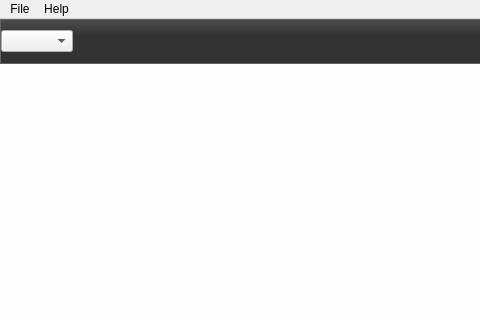
First picture: the form in Graffik/gui/mainwindow.ui, repository DynamicPerception/Graffik_Legacy, before the edit; both pictures show x 0 to 480 and y 0 to 320 of the 1024 by 768 pixel window.
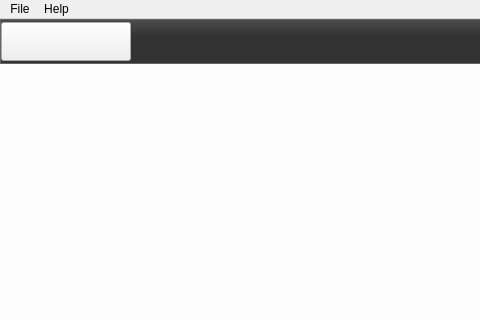
Second picture: the form after the edit. Icons and pictures are not drawn.

What changed in the file:
```diff
--- a/Graffik/gui/mainwindow.ui
+++ b/Graffik/gui/mainwindow.ui
@@ -20,7 +20,22 @@
    <string>Dynamic Perception Graffik</string>
   </property>
   <property name="styleSheet">
-   <string notr="true">#tabs {
+   <string notr="true">#screenSelCombo:drop-down {
+border-image: url(:/core/drop-down-sm-black.png);
+border: 0px transparent;
+}
+
+#screenSelCombo {
+min-height: 33px;
+min-width: 100px;
+}
+
+/*#screenSelCombo:on {
+padding-top:3px;
+padding-left: 4px;
+}*/
+
+#tabs {
 background:rgb(253,253,253);
 
 }
```
